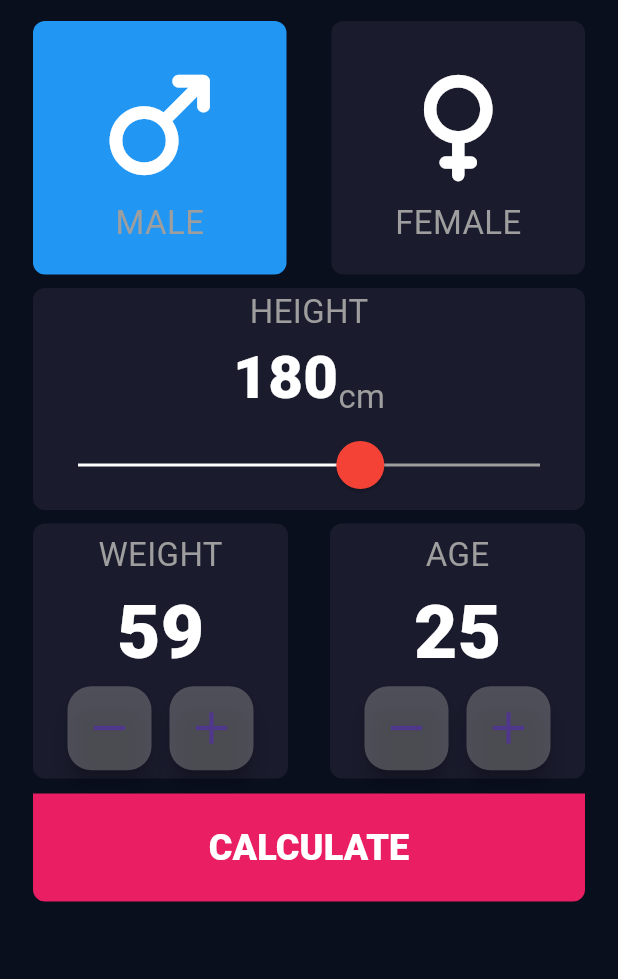
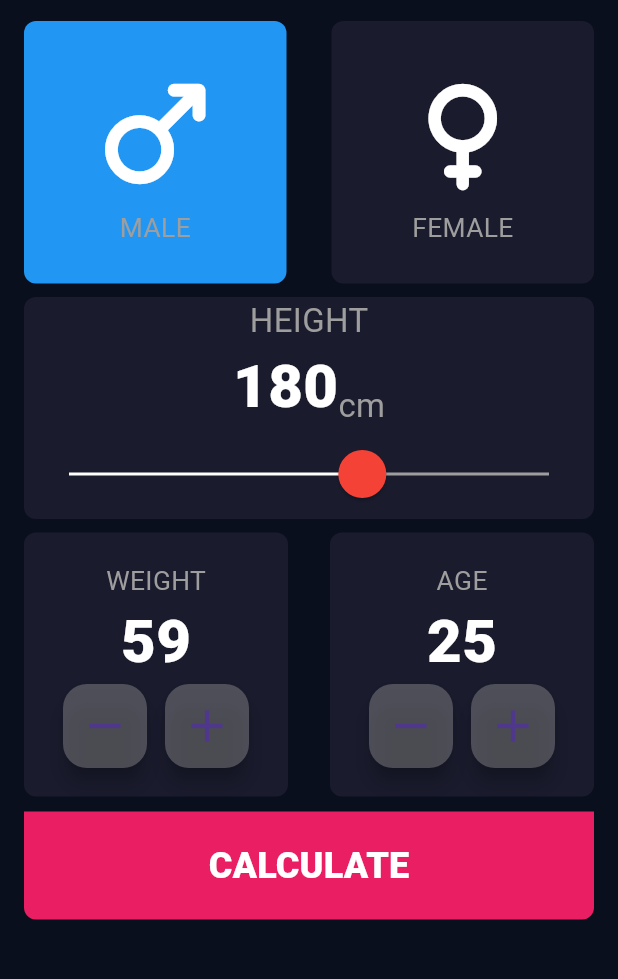
Before and after one commit to MuhammadDev01/BMI_calculator_app, a Flutter app: the screen it shows after launch, after a tap on the "remove" icon, on a phone screen of 412 x 824 dp, the part 63-1042 px from its top. Run offline on Flutter 3.47's test engine with Material 3 defaults, Android fonts, the phone set to English and light mode, and no system bars; our stand-ins replace device_preview.

Commit message:
make font size reponsive and fix ui issue

```diff
--- /dev/null
+++ b/devtools_options.yaml
@@ -0,0 +1,3 @@
+description: This file stores settings for Dart & Flutter DevTools.
+documentation: https://docs.flutter.dev/tools/devtools/extensions#configure-extension-enablement-states
+extensions:
--- /dev/null
+++ b/lib/components/responsive_font.dart
@@ -0,0 +1,27 @@
+import 'package:flutter/material.dart';
+
+double getResponsiveFontSize(context, {required double fontSize}) {
+  double scaleFactor = getScaleFactor(context);
+  double responsiveFontSize = fontSize * scaleFactor;
+
+  double lowerLimit = fontSize * .8;
+  double upperLimit = fontSize * 1.2;
+
+  return responsiveFontSize.clamp(lowerLimit, upperLimit);
+}
+
+double getScaleFactor(context) {
+  // var dispatcher = PlatformDispatcher.instance;
+  // var physicalWidth = dispatcher.views.first.physicalSize.width;
+  // var devicePixelRatio = dispatcher.views.first.devicePixelRatio;
+  // double width = physicalWidth / devicePixelRatio;
+
+  double width = MediaQuery.sizeOf(context).width;
+  if (width < 600) {
+    return width / 550;
+  } else if (width < 800) {
+    return width / 1000;
+  } else {
+    return width / 1920;
+  }
+}
--- a/lib/main.dart
+++ b/lib/main.dart
@@ -1,21 +1,26 @@
 import 'package:bmi_app/pages/bmi_page.dart';
+import 'package:device_preview/device_preview.dart';
+import 'package:flutter/foundation.dart';
 import 'package:flutter/material.dart';
 
-void main() {
-  runApp(const MyApp());
-}
+void main() => runApp(
+      DevicePreview(
+        enabled: !kReleaseMode,
+        builder: (context) => const BmiCalculatorApp(), // Wrap your app
+      ),
+    );
 
-class MyApp extends StatelessWidget {
-  const MyApp({super.key});
+class BmiCalculatorApp extends StatelessWidget {
+  const BmiCalculatorApp({super.key});
 
   // This widget is the root of your application.
   @override
   Widget build(BuildContext context) {
-    return const MaterialApp(
+    return MaterialApp(
       debugShowCheckedModeBanner: false,
-      home: BmiPage(),
-
+      locale: DevicePreview.locale(context),
+      builder: DevicePreview.appBuilder,
+      home: const BmiPage(),
     );
-
   }
 }
--- a/lib/pages/bmi_page.dart
+++ b/lib/pages/bmi_page.dart
@@ -32,9 +32,8 @@ class _BmiPageState extends State<BmiPage> {
         ),
         centerTitle: true,
       ),
-      body: Padding(
-        padding: const EdgeInsets.symmetric(horizontal: 22),
-        child: ListView(
+      body: ListView(
+        padding: const EdgeInsets.symmetric(horizontal: 16),
         children: [
           GenderRow(
             isMale: isMale,
@@ -51,8 +50,7 @@ class _BmiPageState extends State<BmiPage> {
               });
             },
           ),
-            Expanded(
-              child: HeightSlider(
+          HeightSlider(
             currentHeight: currentHeight,
             onChanged: (value) {
               setState(
@@ -61,7 +59,6 @@ class _BmiPageState extends State<BmiPage> {
                 },
               );
             },
-              ),
           ),
           WeightAgeCalc(
             age: age,
@@ -93,7 +90,6 @@ class _BmiPageState extends State<BmiPage> {
           ),
         ],
       ),
-      ),
     );
   }
 }
--- a/lib/widgets/calc_item.dart
+++ b/lib/widgets/calc_item.dart
@@ -1,4 +1,5 @@
 import 'package:bmi_app/components/constants.dart';
+import 'package:bmi_app/components/responsive_font.dart';
 import 'package:flutter/material.dart';
 
 class CalcItem extends StatelessWidget {
@@ -26,16 +27,22 @@ class CalcItem extends StatelessWidget {
           children: [
             Text(
               title.toUpperCase(),
-              style: const TextStyle(
+              style:  TextStyle(
                 color: Colors.grey,
-                fontSize: 22,
+                fontSize: getResponsiveFontSize(
+                  context,
+                  fontSize: 22,
+                ),
               ),
             ),
             Text(
               '$number',
-              style: const TextStyle(
+              style:  TextStyle(
                   color: Colors.white,
-                  fontSize: 50,
+                    fontSize: getResponsiveFontSize(
+                    context,
+                    fontSize: 50,
+                  ),
                   fontWeight: FontWeight.w900),
             ),
             Row(
--- a/lib/widgets/gender_item.dart
+++ b/lib/widgets/gender_item.dart
@@ -1,3 +1,4 @@
+import 'package:bmi_app/components/responsive_font.dart';
 import 'package:flutter/material.dart';
 
 class GenderItem extends StatelessWidget {
@@ -34,9 +35,12 @@ class GenderItem extends StatelessWidget {
               ),
               Text(
                 gender,
-                style: const TextStyle(
+                style: TextStyle(
                   color: Colors.grey,
-                  fontSize: 22,
+                  fontSize: getResponsiveFontSize(
+                    context,
+                    fontSize: 22,
+                  ),
                 ),
               ),
             ],
```
Also changed, not shown: pubspec.yaml (+4 -12 lines), pubspec.lock, 1 other file. Lines whose indentation alone changed are shown as unchanged.
